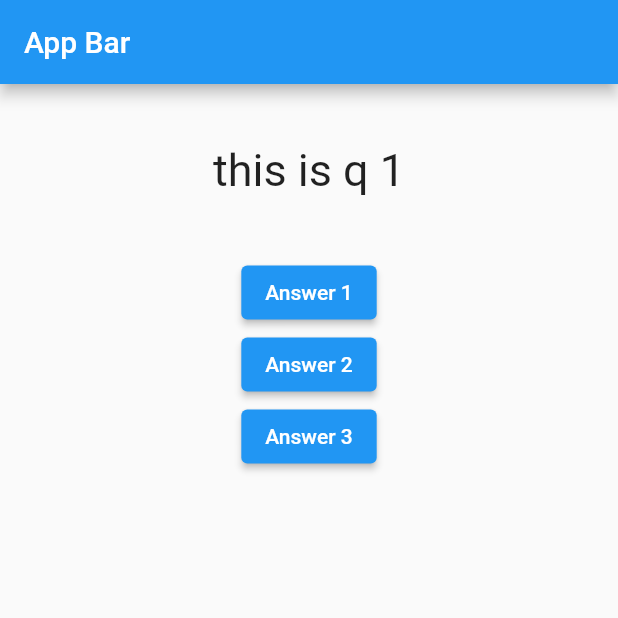
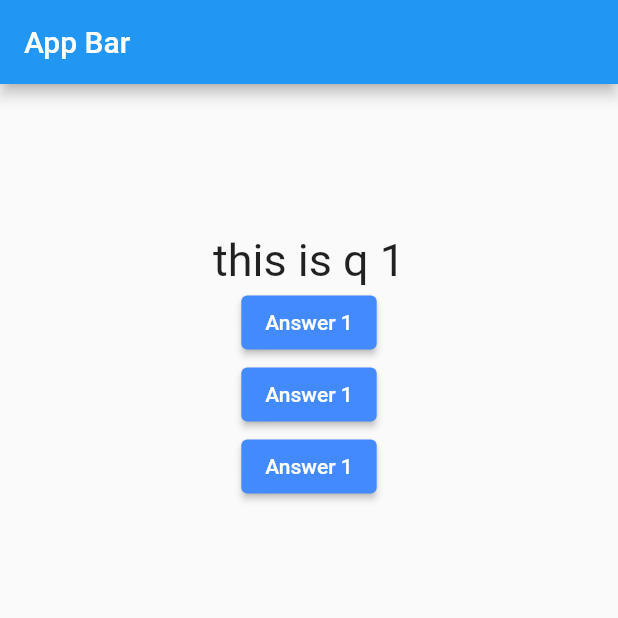
Before and after one commit to himanshurahi/Flutter, a Flutter app: the screen it shows after launch, on a phone screen of 412 x 824 dp, the top half of it. Run offline on Flutter 3.47's test engine with Material 2 defaults, Android fonts, the phone set to English and light mode, and no system bars.

Commit message:
44 Into Maps

```diff
--- /dev/null
+++ b/lib/answer.dart
@@ -0,0 +1,18 @@
+import 'package:flutter/material.dart';
+
+class Answer extends StatelessWidget {
+  VoidCallback AnswerPressed;
+
+  Answer(this.AnswerPressed);
+
+  @override
+  Widget build(BuildContext context) {
+    return Container(
+      child: ElevatedButton(
+        style: ElevatedButton.styleFrom(primary: Colors.blueAccent),
+        child: Text('Answer 1'),
+        onPressed: AnswerPressed,
+      ),
+    );
+  }
+}
--- a/lib/main.dart
+++ b/lib/main.dart
@@ -1,5 +1,6 @@
 import 'package:flutter/material.dart';
 import './question.dart';
+import './answer.dart';
 
 void main() {
   runApp(MyApp());
@@ -30,11 +31,9 @@ class MyAppState extends State<MyApp> {
       body: Column(
         children: <Widget>[
           Question(questions[qindex]),
-          ElevatedButton(child: Text('Answer 1'), onPressed: answer),
-          ElevatedButton(
-              child: Text('Answer 2'),
-              onPressed: () => {print('Yeahhh answer 2')}),
-          ElevatedButton(child: Text('Answer 3'), onPressed: answer)
+          Answer(answer),
+          Answer(answer),
+          Answer(answer),
         ],
       ),
     ));
--- a/lib/question.dart
+++ b/lib/question.dart
@@ -9,7 +9,7 @@ class Question extends StatelessWidget {
   Widget build(BuildContext context) {
     return Container(
         width: double.infinity,
-        margin: EdgeInsets.all(40),
+        margin: EdgeInsets.only(top: 100),
         child: Text(
           questionText,
           style: TextStyle(fontSize: 30),
```
